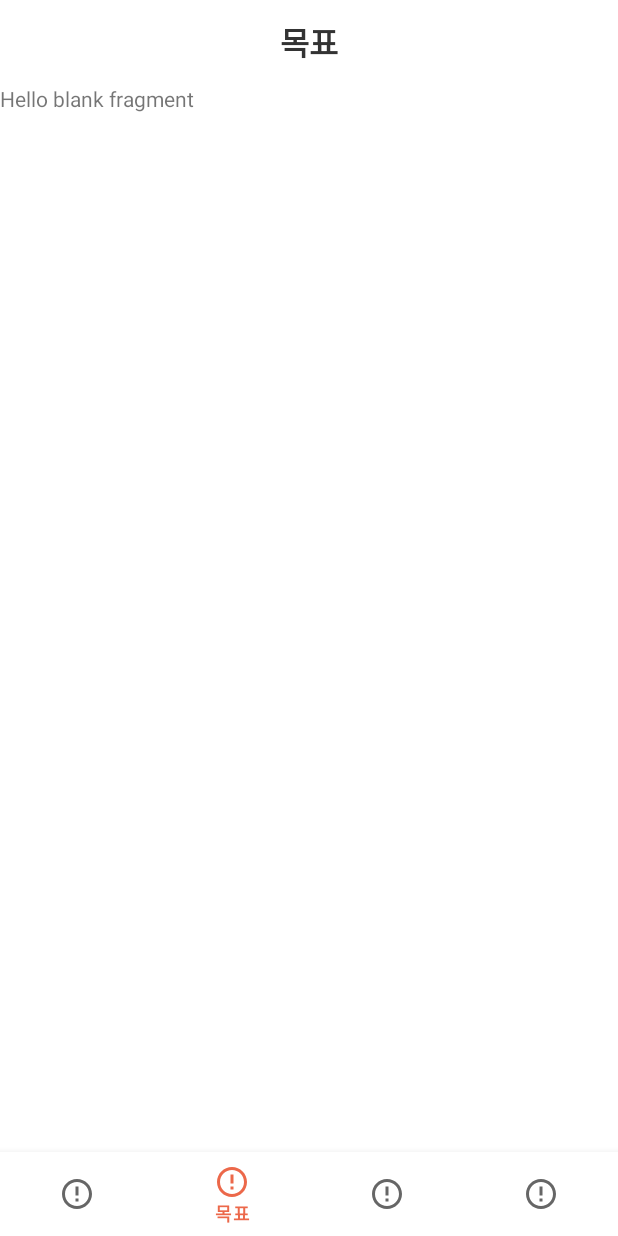
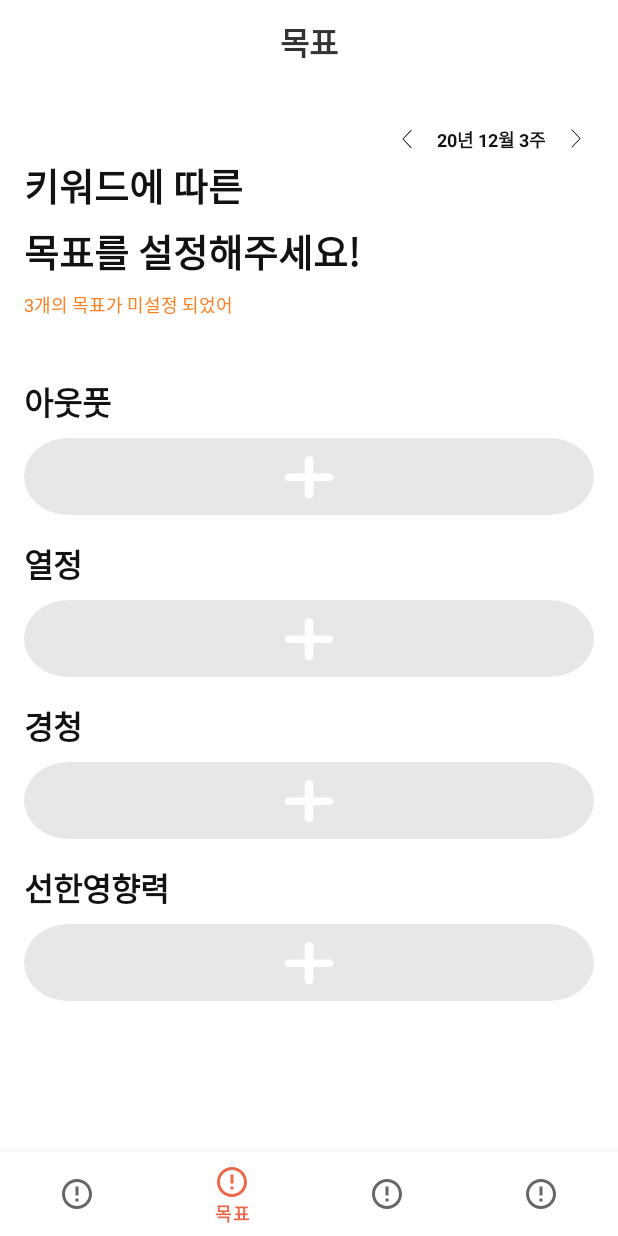
Before and after one commit to TeamMyDaily/4most-Android, an Android app: the screen it shows after launch (MainActivity), item 2 of the bottom bar chosen, on a phone screen of 412 x 824 dp. Run offline under Robolectric (Android 15) with nearby library versions, the phone set to English and light mode, and no system bars; our stand-ins replace data binding; libraries missing offline, so code that uses them is left out: com.skydoves.expandablelayout; 8 statements that could not run were skipped.

Commit message:
[FEAT] #23 - add dummy data and implement recyclerview

```diff
--- /dev/null
+++ b/app/src/main/java/org/mydaily/data/model/Goal.kt
@@ -0,0 +1,7 @@
+package org.mydaily.data.model
+
+data class Goal(
+    val keyword: String,
+    val goal: String,
+    val isGoalExist: Boolean
+)
--- /dev/null
+++ b/app/src/main/java/org/mydaily/ui/adapter/GoalReportAdapter.kt
@@ -0,0 +1,53 @@
+package org.mydaily.ui.adapter
+
+import android.view.LayoutInflater
+import android.view.ViewGroup
+import androidx.recyclerview.widget.RecyclerView
+import org.mydaily.data.model.Goal
+import org.mydaily.databinding.ItemKeywordGoalBinding
+
+class GoalReportAdapter: RecyclerView.Adapter<GoalReportAdapter.ViewHolder>() {
+
+    private val _data = mutableListOf<Goal>()
+    var data : List<Goal> = _data
+        set(value) {
+            _data.clear()
+            _data.addAll(value)
+            notifyDataSetChanged()
+        }
+
+    private var plusButtonClickListener: ((Goal)-> Unit) ?= null
+    private var goalClickListener: ((Goal)-> Unit) ?= null
+
+    fun setPlusButtonClickListener(listener : (Goal)-> Unit) {
+        this.plusButtonClickListener = listener
+    }
+
+    fun setGoalClickListener(listener : (Goal)-> Unit) {
+        this.goalClickListener = listener
+    }
+
+    inner class ViewHolder(private val binding: ItemKeywordGoalBinding) : RecyclerView.ViewHolder(binding.root) {
+        fun bind(goal: Goal) {
+            binding.goal = goal
+            binding.ivPlus.setOnClickListener {
+                plusButtonClickListener?.invoke(goal)
+            }
+            binding.tvGoal.setOnClickListener {
+                goalClickListener?.invoke(goal)
+            }
+        }
+    }
+
+    override fun onCreateViewHolder(parent: ViewGroup, viewType: Int): ViewHolder {
+        val inflater = LayoutInflater.from(parent.context)
+        val binding: ItemKeywordGoalBinding = ItemKeywordGoalBinding.inflate(inflater, parent, false)
+        return ViewHolder(binding)
+    }
+
+    override fun onBindViewHolder(holder: ViewHolder, position: Int) {
+        holder.bind(_data[position])
+    }
+
+    override fun getItemCount(): Int = _data.size
+}
--- a/app/src/main/java/org/mydaily/ui/view/goal/GoalFragment.kt
+++ b/app/src/main/java/org/mydaily/ui/view/goal/GoalFragment.kt
@@ -1,26 +1,60 @@
 package org.mydaily.ui.view.goal
 
+import android.widget.Toast
+import androidx.recyclerview.widget.LinearLayoutManager
 import org.koin.androidx.viewmodel.ext.android.viewModel
 import org.mydaily.R
+import org.mydaily.data.model.Goal
 import org.mydaily.databinding.FragmentGoalBinding
+import org.mydaily.ui.adapter.GoalReportAdapter
 import org.mydaily.ui.base.BaseFragment
 import org.mydaily.ui.viewmodel.GoalViewModel
+import org.mydaily.util.extension.shortToast
 
 class GoalFragment : BaseFragment<FragmentGoalBinding, GoalViewModel>() {
     override val layoutResourceId: Int
         get() = R.layout.fragment_goal
     override val viewModel: GoalViewModel by viewModel()
 
+    private val goalReportAdapter = GoalReportAdapter()
+
     override fun initView() {
-
+        initRecyclerView()
     }
 
     override fun initBeforeBinding() {
-
+        binding.lifecycleOwner = viewLifecycleOwner
+        viewModel.getGoalData()
     }
 
     override fun initAfterBinding() {
-
+        observeGoalData()
     }
 
+    private fun initRecyclerView() {
+        binding.rvGoal.apply {
+            adapter = goalReportAdapter
+            layoutManager = LinearLayoutManager(requireContext())
+            setHasFixedSize(true)
+        }
+        goalReportAdapter.setPlusButtonClickListener {
+            requireContext().shortToast("+ 버튼 클릭 -> ${it.keyword}: 목표 존재=${it.isGoalExist}")
+            /* 목표 상세 페이지로 이동(설정/추가) */
+
+        }
+
+        goalReportAdapter.setGoalClickListener {
+            requireContext().shortToast("목표 클릭 -> ${it.keyword}: 목표 존재=${it.isGoalExist}")
+            /* 목표 상세 페이지로 이동(수정) */
+
+        }
+    }
+
+    private fun observeGoalData() {
+        viewModel.goalList.observe(viewLifecycleOwner, {
+            goalReportAdapter.data = it
+            val info = "3" + getString(R.string.msg_goal_has_not_been_set)
+            binding.tvGoalNumAlert.text = info
+        })
+    }
 }
--- a/app/src/main/java/org/mydaily/ui/viewmodel/GoalViewModel.kt
+++ b/app/src/main/java/org/mydaily/ui/viewmodel/GoalViewModel.kt
@@ -1,6 +1,25 @@
 package org.mydaily.ui.viewmodel
 
+import androidx.lifecycle.LiveData
+import androidx.lifecycle.MutableLiveData
+import org.mydaily.data.model.Goal
+import org.mydaily.data.model.Keyword
 import org.mydaily.ui.base.BaseViewModel
 
 class GoalViewModel: BaseViewModel() {
+
+    private val _goalList = MutableLiveData<List<Goal>>()
+    val goalList : LiveData<List<Goal>>
+        get() = _goalList
+
+    fun getGoalData() {
+        /* 임시 데이터 */
+        val tempList = listOf(
+            Goal("아웃풋", "블로그에 1개 이상 퍼블리싱 하기", true),
+            Goal("열정", "유노윤호 영상 1개 이상 보기", true),
+            Goal("경청", "", false),
+            Goal("선한영향력", "거짓말 치지 않고 선하게 살기", true)
+        )
+        _goalList.value = tempList
+    }
 }
--- a/app/src/main/java/org/mydaily/util/BindingAdapter.kt
+++ b/app/src/main/java/org/mydaily/util/BindingAdapter.kt
@@ -1,5 +1,29 @@
 package org.mydaily.util
+
+import android.view.View
+import android.widget.ImageView
+import android.widget.TextView
+import androidx.databinding.BindingAdapter
 
 object BindingAdapter {
 
+    @JvmStatic
+    @BindingAdapter("setKeywordGoalButtonVisibility")
+    fun setKeywordGoalButtonVisibility(imageView: ImageView, isGoalExist: Boolean) {
+        if(isGoalExist){
+            imageView.visibility = View.GONE
+        } else {
+            imageView.visibility = View.VISIBLE
+        }
+    }
+
+    @JvmStatic
+    @BindingAdapter("setKeywordGoalTextVisibility")
+    fun setKeywordGoalTextVisibility(textView: TextView, isGoalExist: Boolean) {
+        if(isGoalExist){
+            textView.visibility = View.VISIBLE
+        } else {
+            textView.visibility = View.GONE
+        }
+    }
 }
--- /dev/null
+++ b/app/src/main/res/drawable/ic_btn_plus.xml
@@ -0,0 +1,12 @@
+<vector xmlns:android="http://schemas.android.com/apk/res/android"
+    android:width="328dp"
+    android:height="51dp"
+    android:viewportWidth="328"
+    android:viewportHeight="51">
+  <path
+      android:pathData="M25.5,0L302.5,0A25.5,25.5 0,0 1,328 25.5L328,25.5A25.5,25.5 0,0 1,302.5 51L25.5,51A25.5,25.5 0,0 1,0 25.5L0,25.5A25.5,25.5 0,0 1,25.5 0z"
+      android:fillColor="#E7E7E7"/>
+  <path
+      android:pathData="M175.5,23.5H167C166.725,23.5 166.5,23.275 166.5,23V14.5C166.5,13.119 165.381,12 164,12C162.619,12 161.5,13.119 161.5,14.5V23C161.5,23.275 161.275,23.5 161,23.5H152.5C151.119,23.5 150,24.619 150,26C150,27.381 151.119,28.5 152.5,28.5H161C161.275,28.5 161.5,28.725 161.5,29V37.5C161.5,38.881 162.619,40 164,40C165.381,40 166.5,38.881 166.5,37.5V29C166.5,28.725 166.725,28.5 167,28.5H175.5C176.881,28.5 178,27.381 178,26C178,24.619 176.881,23.5 175.5,23.5Z"
+      android:fillColor="#ffffff"/>
+</vector>
--- /dev/null
+++ b/app/src/main/res/drawable/ic_light_arrow_left.xml
@@ -0,0 +1,9 @@
+<vector xmlns:android="http://schemas.android.com/apk/res/android"
+    android:width="24dp"
+    android:height="24dp"
+    android:viewportWidth="24"
+    android:viewportHeight="24">
+  <path
+      android:pathData="M14.7493,6C14.8875,6 15,6.1174 15,6.2616C15,6.3301 14.9742,6.3986 14.9274,6.4475L9.6057,12.0006L14.9274,17.5537C15.0234,17.654 15.0234,17.8203 14.9274,17.923C14.8313,18.0257 14.6719,18.0257 14.5735,17.923L9.0738,12.184C8.9754,12.0813 8.9754,11.9175 9.0738,11.8148L14.5735,6.0782C14.6204,6.0269 14.6837,6 14.7493,6Z"
+      android:fillColor="#000000"/>
+</vector>
--- /dev/null
+++ b/app/src/main/res/drawable/ic_light_arrow_right.xml
@@ -0,0 +1,9 @@
+<vector xmlns:android="http://schemas.android.com/apk/res/android"
+    android:width="24dp"
+    android:height="25dp"
+    android:viewportWidth="24"
+    android:viewportHeight="25">
+  <path
+      android:pathData="M9.2507,18.1328C9.1125,18.1328 9,18.0154 9,17.8712C9,17.8027 9.0258,17.7342 9.0726,17.6853L14.3943,12.1322L9.0726,6.5791C8.9766,6.4788 8.9766,6.3125 9.0726,6.2098C9.1687,6.1071 9.3281,6.1071 9.4265,6.2098L14.9262,11.9488C15.0246,12.0515 15.0246,12.2153 14.9262,12.318L9.4265,18.0546C9.3796,18.1059 9.3163,18.1328 9.2507,18.1328Z"
+      android:fillColor="#000000"/>
+</vector>
--- /dev/null
+++ b/app/src/main/res/drawable/rectangle_fill_gray_radius_30.xml
@@ -0,0 +1,10 @@
+<?xml version="1.0" encoding="utf-8"?>
+<shape xmlns:android="http://schemas.android.com/apk/res/android">
+
+    <corners
+        android:radius="30dp"/>
+
+    <solid
+        android:color="@color/gray"/>
+
+</shape>
--- a/app/src/main/res/layout/fragment_goal.xml
+++ b/app/src/main/res/layout/fragment_goal.xml
@@ -1,21 +1,89 @@
 <?xml version="1.0" encoding="utf-8"?>
 <layout xmlns:android="http://schemas.android.com/apk/res/android"
+    xmlns:app="http://schemas.android.com/apk/res-auto"
     xmlns:tools="http://schemas.android.com/tools">
 
     <data>
 
     </data>
 
-    <FrameLayout
+    <androidx.constraintlayout.widget.ConstraintLayout
         android:layout_width="match_parent"
         android:layout_height="match_parent"
         tools:context=".ui.view.goal.GoalFragment">
 
-        <!-- TODO: Update blank fragment layout -->
+        <ImageView
+            android:id="@+id/iv_arrow_left"
+            android:layout_width="wrap_content"
+            android:layout_height="wrap_content"
+            android:src="@drawable/ic_light_arrow_left"
+            android:layout_marginEnd="8dp"
+            app:layout_constraintBottom_toBottomOf="@+id/iv_arrow_right"
+            app:layout_constraintEnd_toStartOf="@+id/tv_date"
+            app:layout_constraintTop_toTopOf="@+id/iv_arrow_right"
+            app:tint="@color/black" />
+
         <TextView
+            android:id="@+id/tv_date"
+            android:layout_width="wrap_content"
+            android:layout_height="wrap_content"
+            android:text="20년 12월 3주"
+            android:textColor="#121212"
+            android:textSize="12sp"
+            android:textStyle="bold"
+            android:layout_marginEnd="8dp"
+            app:layout_constraintBottom_toBottomOf="@+id/iv_arrow_right"
+            app:layout_constraintEnd_toStartOf="@+id/iv_arrow_right"
+            app:layout_constraintTop_toTopOf="@+id/iv_arrow_right" />
+
+
+       <ImageView
+            android:id="@+id/iv_arrow_right"
+            android:layout_width="wrap_content"
+            android:layout_height="wrap_content"
+            android:layout_marginEnd="16dp"
+            android:layout_marginTop="24dp"
+            android:src="@drawable/ic_light_arrow_right"
+            app:layout_constraintEnd_toEndOf="parent"
+            app:layout_constraintTop_toTopOf="parent"
+            app:tint="@color/black" />
+
+        <TextView
+            android:id="@+id/tv_alert"
+            android:layout_width="wrap_content"
+            android:layout_height="wrap_content"
+            android:layout_marginStart="16dp"
+            android:lineHeight="36dp"
+            android:text="키워드에 따른\n목표를 설정해주세요!"
+            android:textColor="#121212"
+            android:textSize="25sp"
+            android:textStyle="bold"
+            app:layout_constraintStart_toStartOf="parent"
+            app:layout_constraintTop_toBottomOf="@+id/iv_arrow_left" />
+
+        <TextView
+            android:id="@+id/tv_goal_num_alert"
+            android:layout_width="152dp"
+            android:layout_height="17dp"
+            android:text="@string/msg_goal_has_not_been_set"
+            android:textColor="#FF8022"
+            android:textSize="12sp"
+            android:layout_marginTop="8dp"
+            app:layout_constraintStart_toStartOf="@+id/tv_alert"
+            app:layout_constraintTop_toBottomOf="@+id/tv_alert" />
+
+        <androidx.recyclerview.widget.RecyclerView
+            android:id="@+id/rv_goal"
             android:layout_width="match_parent"
-            android:layout_height="match_parent"
-            android:text="@string/hello_blank_fragment" />
+            android:layout_height="0dp"
+            android:layout_marginVertical="32dp"
+            android:paddingHorizontal="16dp"
+            app:layout_constraintBottom_toBottomOf="parent"
+            app:layout_constraintEnd_toEndOf="parent"
+            app:layout_constraintStart_toStartOf="parent"
+            app:layout_constraintTop_toBottomOf="@+id/tv_goal_num_alert"
+            tools:listitem="@layout/item_keyword_goal"
+            tools:itemCount="4"/>
 
-    </FrameLayout>
+    </androidx.constraintlayout.widget.ConstraintLayout>
 </layout>
--- /dev/null
+++ b/app/src/main/res/layout/item_keyword_goal.xml
@@ -0,0 +1,59 @@
+<?xml version="1.0" encoding="utf-8"?>
+<layout xmlns:android="http://schemas.android.com/apk/res/android"
+    xmlns:app="http://schemas.android.com/apk/res-auto"
+    xmlns:tools="http://schemas.android.com/tools">
+
+    <data>
+        <variable
+            name="goal"
+            type="org.mydaily.data.model.Goal" />
+    </data>
+
+    <androidx.constraintlayout.widget.ConstraintLayout
+        android:layout_width="match_parent"
+        android:layout_height="wrap_content"
+        android:layout_marginVertical="8dp">
+
+        <TextView
+            android:id="@+id/tv_keyword"
+            android:layout_width="wrap_content"
+            android:layout_height="wrap_content"
+            android:text="@{goal.keyword}"
+            tools:text="아웃풋"
+            android:textColor="#121212"
+            android:textSize="21sp"
+            android:textStyle="bold"
+            app:layout_constraintStart_toStartOf="parent"
+            app:layout_constraintTop_toTopOf="parent" />
+
+        <ImageView
+            android:id="@+id/iv_plus"
+            android:layout_width="match_parent"
+            android:layout_height="51dp"
+            android:layout_marginTop="8dp"
+            setKeywordGoalButtonVisibility="@{goal.goalExist}"
+            app:layout_constraintStart_toStartOf="parent"
+            app:layout_constraintTop_toBottomOf="@+id/tv_keyword"
+            android:background="@drawable/ic_btn_plus" />
+
+        <TextView
+            android:id="@+id/tv_goal"
+            android:layout_width="match_parent"
+            android:layout_height="51dp"
+            android:layout_marginTop="8dp"
+            android:text="@{goal.goal}"
+            tools:text="블로그에 1개 이상 퍼블리싱 하기"
+            android:textSize="16sp"
+            android:textStyle="bold"
+            android:textColor="@color/white"
+            android:gravity="center"
+            android:paddingHorizontal="16dp"
+            android:visibility="gone"
+            setKeywordGoalTextVisibility="@{goal.goalExist}"
+            android:background="@drawable/rectangle_fill_gray_radius_30"
+            app:layout_constraintEnd_toEndOf="parent"
+            app:layout_constraintStart_toStartOf="parent"
+            app:layout_constraintTop_toBottomOf="@+id/tv_keyword" />
+
+    </androidx.constraintlayout.widget.ConstraintLayout>
+</layout>
--- a/app/src/main/res/values/strings.xml
+++ b/app/src/main/res/values/strings.xml
@@ -22,5 +22,8 @@
     <string name="find_password">비밀번호 찾기</string>
     <string name="msg_sign_in_error">이메일과 비밀번호를 확인해주세요</string>
 
+    <!--Goal-->
+    <string name="msg_goal_has_not_been_set">개의 목표가 미설정 되었어요!</string>
+
     <string name="hello_blank_fragment">Hello blank fragment</string>
 </resources>
```
